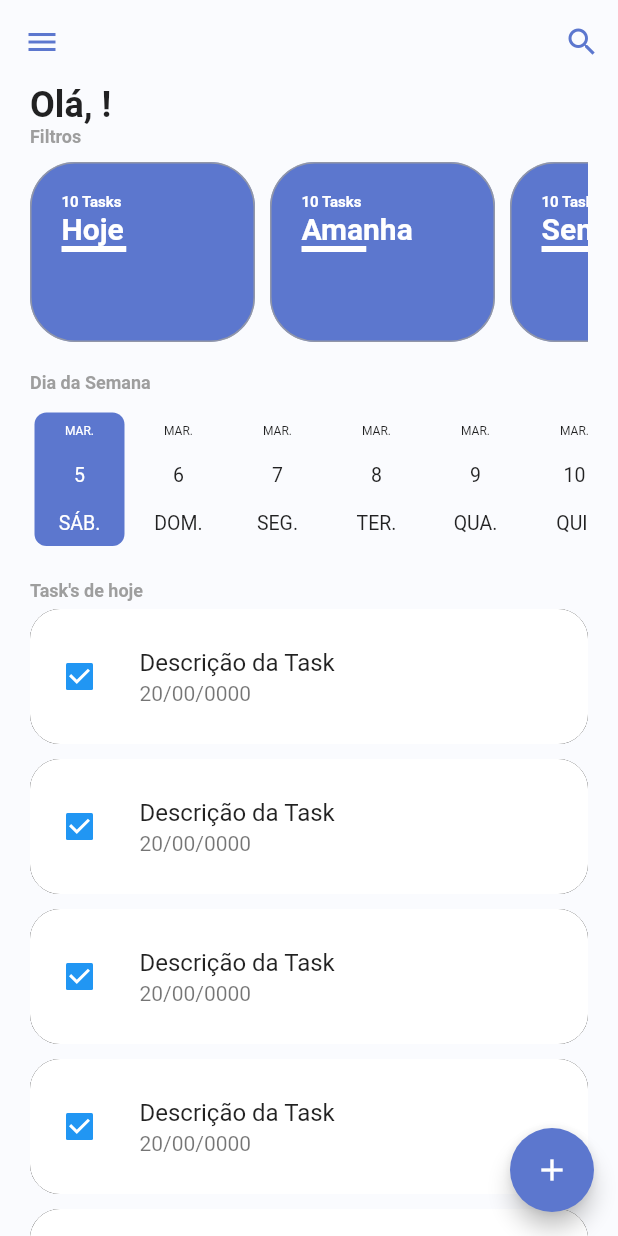
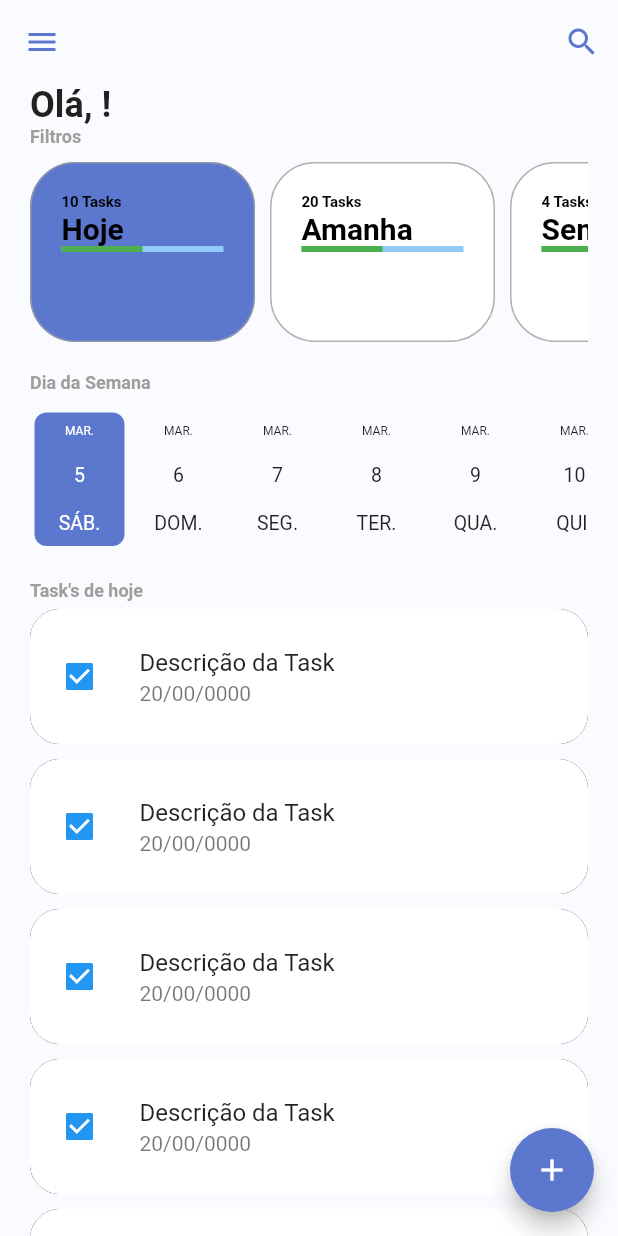
Before and after one commit to catalunha/todo_list_provider, a Flutter app: the screen it shows once a user with an empty profile is signed in, on a phone screen of 412 x 824 dp. Run offline on Flutter 3.47's test engine with Material 2 defaults, Android fonts, the phone set to English and light mode, and no system bars; drawn by our look-alikes of date_picker_timeline; our stand-ins replace firebase_auth, firebase_core, google_fonts, google_sign_in, hive_flutter, synchronized; missing offline and left inert: flutter_overlay_loader, validatorless; accounts and stored records are empty; network calls fail; Roboto replaces fonts that are missing (Mandali).

```diff
--- a/lib/app/models/total_tasks_model.dart
+++ b/lib/app/models/total_tasks_model.dart
@@ -1,4 +1,9 @@
 class TotalTasksModel {
-  int totalTasks;
-  int totalTaskFinished
+  final int totalTasks;
+  final int totalTasksFinished;
+
+  TotalTasksModel({
+    required this.totalTasks,
+    required this.totalTasksFinished,
+  });
 }
--- /dev/null
+++ b/lib/app/modules/home/home_controller.dart
@@ -0,0 +1,7 @@
+import 'package:flutter/material.dart';
+import 'package:todo_list_provider/app/core/notifier/default_change_notifier.dart';
+import 'package:todo_list_provider/app/models/task_filter_enum.dart';
+
+class HomeController extends DefaultChangeNotifier {
+  var filterSelected = TaskFilterEnum.today;
+}
--- a/lib/app/modules/home/home_module.dart
+++ b/lib/app/modules/home/home_module.dart
@@ -1,11 +1,18 @@
+import 'package:flutter/cupertino.dart';
 import 'package:flutter/src/widgets/framework.dart';
+import 'package:provider/provider.dart';
 import 'package:todo_list_provider/app/core/modules/todo_list_module.dart';
+import 'package:todo_list_provider/app/modules/home/home_controller.dart';
 import 'package:todo_list_provider/app/modules/home/home_page.dart';
 
 class HomeModule extends TodoListModule {
   HomeModule()
       : super(
-          // bindings: [],
+          bindings: [
+            ChangeNotifierProvider(
+              create: (context) => HomeController(),
+            )
+          ],
           routers: {
             '/home': (context) => HomePage(),
           },
--- a/lib/app/modules/home/widgets/home_filters.dart
+++ b/lib/app/modules/home/widgets/home_filters.dart
@@ -1,6 +1,9 @@
 import 'package:flutter/material.dart';
+import 'package:provider/provider.dart';
 import 'package:todo_list_provider/app/core/ui/theme_extensions.dart';
 import 'package:todo_list_provider/app/models/task_filter_enum.dart';
+import 'package:todo_list_provider/app/models/total_tasks_model.dart';
+import 'package:todo_list_provider/app/modules/home/home_controller.dart';
 import 'package:todo_list_provider/app/modules/home/widgets/todo_card_filter.dart';
 
 class HomeFilters extends StatelessWidget {
@@ -23,14 +26,29 @@ class HomeFilters extends StatelessWidget {
               TodoCardFilter(
                 label: 'Hoje',
                 taskFilter: TaskFilterEnum.today,
+                totalTasksModel:
+                    TotalTasksModel(totalTasks: 10, totalTasksFinished: 5),
+                selected: context.select<HomeController, TaskFilterEnum>(
+                        (value) => value.filterSelected) ==
+                    TaskFilterEnum.today,
               ),
               TodoCardFilter(
                 label: 'Amanha',
                 taskFilter: TaskFilterEnum.tomorrow,
+                totalTasksModel:
+                    TotalTasksModel(totalTasks: 20, totalTasksFinished: 10),
+                selected: context.select<HomeController, TaskFilterEnum>(
+                        (value) => value.filterSelected) ==
+                    TaskFilterEnum.tomorrow,
               ),
               TodoCardFilter(
                 label: 'Semana',
                 taskFilter: TaskFilterEnum.week,
+                totalTasksModel:
+                    TotalTasksModel(totalTasks: 4, totalTasksFinished: 4),
+                selected: context.select<HomeController, TaskFilterEnum>(
+                        (value) => value.filterSelected) ==
+                    TaskFilterEnum.week,
               ),
             ],
           ),
--- a/lib/app/modules/home/widgets/todo_card_filter.dart
+++ b/lib/app/modules/home/widgets/todo_card_filter.dart
@@ -1,13 +1,20 @@
 import 'package:flutter/material.dart';
 import 'package:todo_list_provider/app/core/ui/theme_extensions.dart';
 import 'package:todo_list_provider/app/models/task_filter_enum.dart';
+import 'package:todo_list_provider/app/models/total_tasks_model.dart';
 
 class TodoCardFilter extends StatelessWidget {
   final String label;
   final TaskFilterEnum taskFilter;
-  const TodoCardFilter(
-      {Key? key, required this.label, required this.taskFilter})
-      : super(key: key);
+  final TotalTasksModel? totalTasksModel;
+  final bool selected;
+  const TodoCardFilter({
+    Key? key,
+    required this.label,
+    required this.taskFilter,
+    this.totalTasksModel,
+    required this.selected,
+  }) : super(key: key);
   @override
   Widget build(BuildContext context) {
     return Container(
@@ -18,7 +25,7 @@ class TodoCardFilter extends StatelessWidget {
       margin: EdgeInsets.only(right: 10),
       padding: EdgeInsets.all(20),
       decoration: BoxDecoration(
-        color: context.primaryColor,
+        color: selected ? context.primaryColor : Colors.white,
         border: Border.all(
           width: 1,
           color: Colors.grey.withOpacity(0.8),
@@ -34,10 +41,10 @@ class TodoCardFilter extends StatelessWidget {
           //   child: CircularProgressIndicator(),
           // ),
           Text(
-            '10 Tasks',
+            '${totalTasksModel?.totalTasks ?? 0} Tasks',
             style: context.titleStyle.copyWith(
               fontSize: 10,
-              color: Colors.white,
+              color: Colors.black,
             ),
           ),
           Text(
@@ -45,17 +52,31 @@ class TodoCardFilter extends StatelessWidget {
             style: TextStyle(
               fontSize: 20,
               fontWeight: FontWeight.bold,
-              color: Colors.white,
+              color: Colors.black,
             ),
           ),
 
-          LinearProgressIndicator(
-            backgroundColor: context.primaryColorLight,
-            value: .4,
-            valueColor: AlwaysStoppedAnimation<Color>(Colors.white),
+          TweenAnimationBuilder<double>(
+            tween: Tween(begin: 0, end: _getPercentFinish()),
+            duration: Duration(seconds: 1),
+            builder: (context, value, child) {
+              return LinearProgressIndicator(
+                // backgroundColor: context.primaryColorLight,
+                value: value,
+                valueColor: AlwaysStoppedAnimation<Color>(Colors.green),
+              );
+            },
           ),
         ],
       ),
     );
   }
+
+  double _getPercentFinish() {
+    var result = 0.0;
+    final total = totalTasksModel?.totalTasks ?? 0.0;
+    final totalFinish = totalTasksModel?.totalTasksFinished ?? 0.1;
+    result = totalFinish / total;
+    return result;
+  }
 }
```
